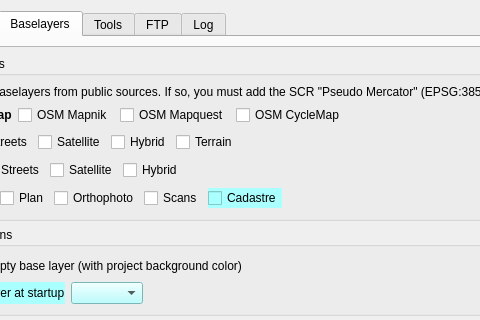
The window that ui_lizmap.ui (3liz/lizmap-plugin) describes before a commit, drawn with Qt 5; both pictures show x 121 to 601 and y 0 to 320 of the 1120 by 848 pixel window.
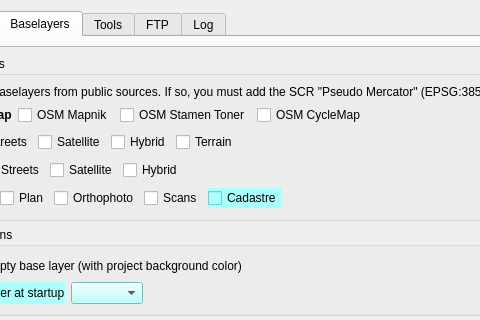
The same window after the commit. The open tabs and pages were chosen to show the change. Custom widgets are drawn as their Qt base class.

Commit message: [FEATURE] Add Stamen Toner external baselayer (and remove Maquest)

```diff
--- a/ui_lizmap.ui
+++ b/ui_lizmap.ui
@@ -1267,7 +1267,7 @@
                 <item>
                  <widget class="QCheckBox" name="cbOsmMapquest">
                   <property name="text">
-                   <string>OSM Mapquest</string>
+                   <string>OSM Stamen Toner</string>
                   </property>
                  </widget>
                 </item>
```
Left out of the diff: 4 changed lines with no effect on the pictures. The commit also changes 12 other files.
